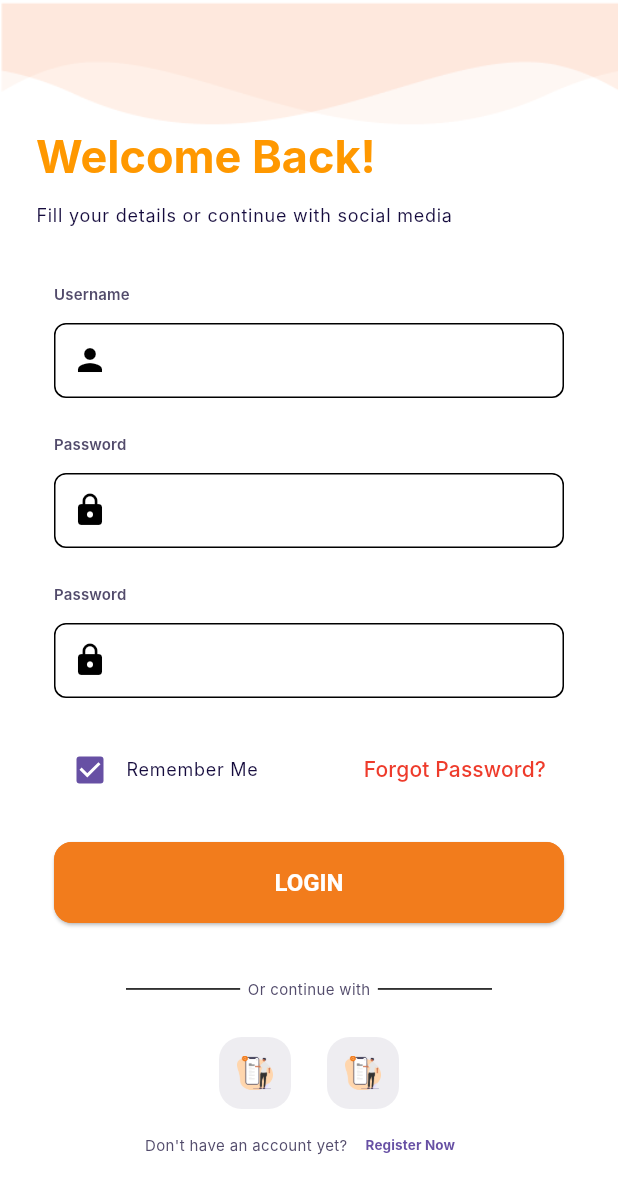
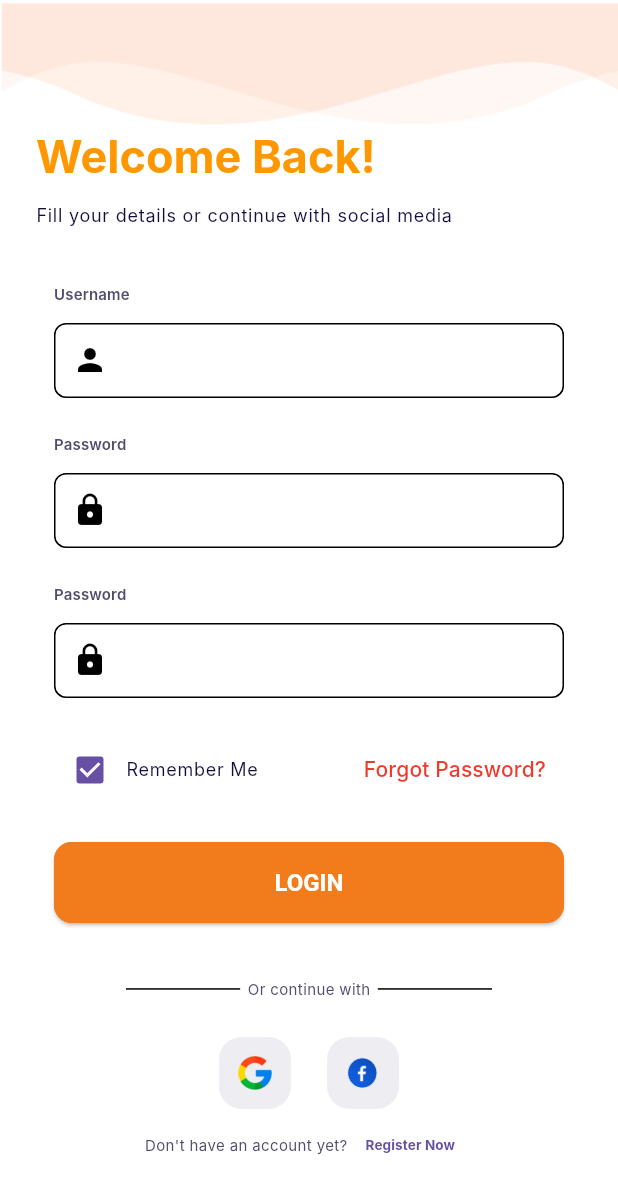
Before and after one commit to DiamondLuver/explorify-mobile-flutter, a Flutter app: the screen it shows after launch, after a tap on an icon or button, on a phone screen of 412 x 824 dp. Shown: the top 1194 px of the screen. Run offline on Flutter 3.47's test engine with Material 3 defaults, Android fonts, the phone set to English and light mode, and no system bars; our stand-ins replace dio, google_sign_in, loading_animation_widget; missing offline and left inert: flutter_login_facebook; Roboto replaces fonts that are missing (Inter).

Commit message:
Add Icon

```diff
--- a/frontend_mobile/lib/common/image_strings.dart
+++ b/frontend_mobile/lib/common/image_strings.dart
@@ -1,10 +1,9 @@
-
-
 class AppImage {
   static const String welcomeImg = "assets/images/welcome_img.png";
-  static const String logo = "";
-  static const String google = "";
-  static const String facebook = "";
+  static const String upperStyle = "assets/images/upper_style.png";
+  static const String logo = "assets/images/app_logo.png";
+  static const String google = "assets/images/google.png";
+  static const String facebook = "assets/images/facebook.png";
   static const String successImg = "";
   static const String sendEmailImg = "";
   static const String verifyEmailImg = "";
--- a/frontend_mobile/lib/screens/login/login_screen.dart
+++ b/frontend_mobile/lib/screens/login/login_screen.dart
@@ -94,7 +94,7 @@ class _LoginPageState extends State<LoginPage> {
         child: Column(
           children: [
             // curve style
-            Image.asset("assets/images/upper_style.png"),
+            Image.asset(AppImage.upperStyle),
             Padding(
               padding: const EdgeInsets.fromLTRB(24, 0, 24, 0),
               child: Column(
@@ -163,7 +163,7 @@ class _LoginPageState extends State<LoginPage> {
                         child: IconButton(
                           onPressed: () {},
                           icon: const Image(
-                            image: AssetImage(AppImage.welcomeImg),
+                            image: AssetImage(AppImage.google),
                             width: 24,
                             height: 24,
                           ),
@@ -180,7 +180,7 @@ class _LoginPageState extends State<LoginPage> {
                         child: IconButton(
                           onPressed: () {},
                           icon: const Image(
-                            image: AssetImage(AppImage.welcomeImg),
+                            image: AssetImage(AppImage.facebook),
                             width: 24,
                             height: 24,
                           ),
```
Also changed, not shown: frontend_mobile/assets/images/facebook.png (added), frontend_mobile/assets/images/google.png (added).
